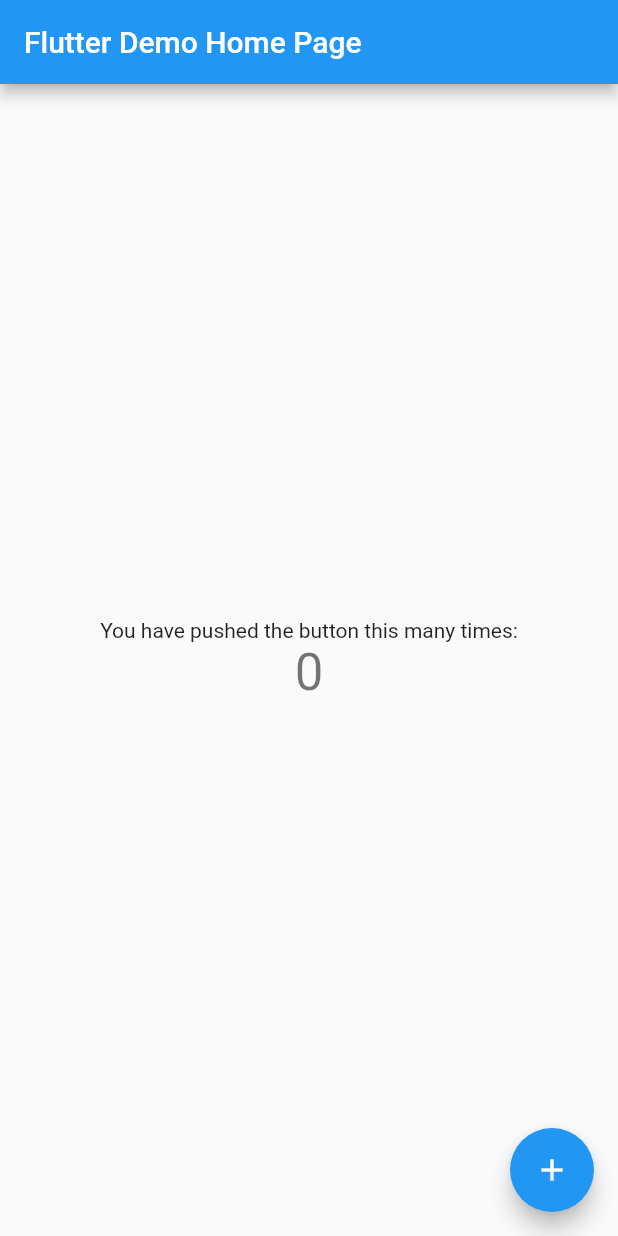
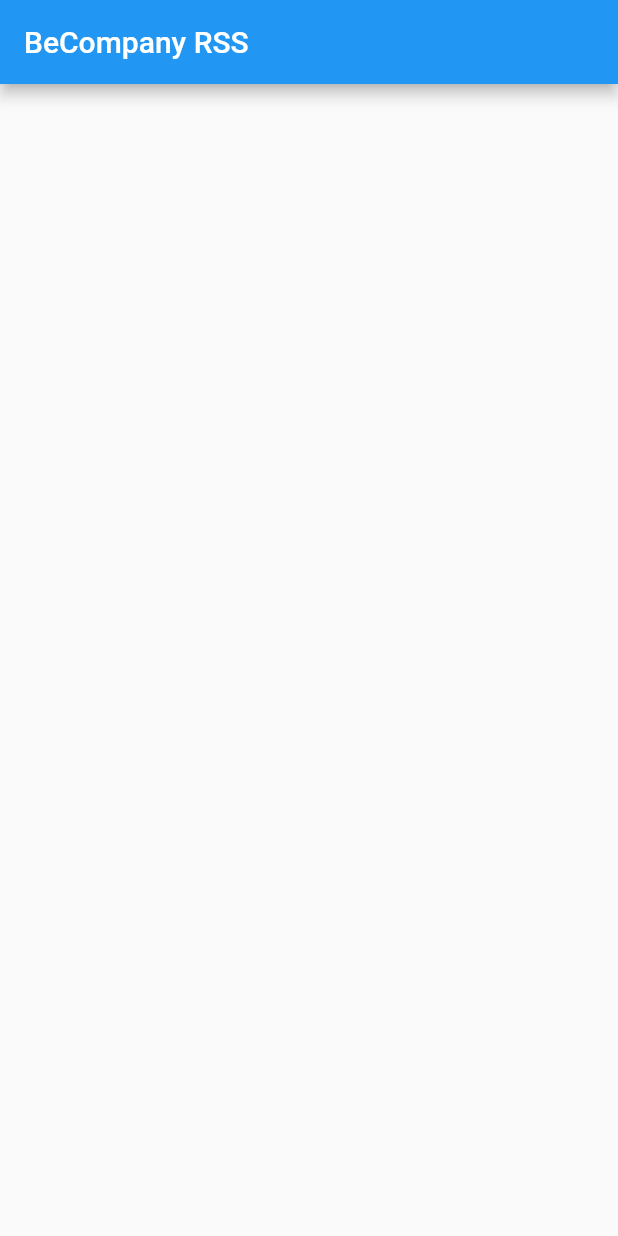
Before and after one commit to becompany/flutter-rss-tutorial, a Flutter app: the screen it shows after launch, on a phone screen of 412 x 824 dp. Run offline on Flutter 3.47's test engine with Material 2 defaults, Android fonts, the light colour scheme and no system bars.

Commit message:
Add home screen widget.

```diff
--- /dev/null
+++ b/lib/becompany_home_screen.dart
@@ -0,0 +1,13 @@
+import 'package:flutter/material.dart';
+
+class BecompanyHomeScreen extends StatelessWidget {
+  @override
+  Widget build(BuildContext context) {
+    return Scaffold(
+      appBar: AppBar(
+        title: Text('BeCompany RSS'),
+      ),
+      body: ListView(),
+    );
+  }
+}
--- a/lib/main.dart
+++ b/lib/main.dart
@@ -1,4 +1,6 @@
 import 'package:flutter/material.dart';
+
+import 'becompany_home_screen.dart';
 
 void main() => runApp(MyApp());
 
@@ -20,92 +22,7 @@
         // is not restarted.
         primarySwatch: Colors.blue,
       ),
-      home: MyHomePage(title: 'Flutter Demo Home Page'),
+      home: BecompanyHomeScreen(),
     );
   }
 }
-
-class MyHomePage extends StatefulWidget {
-  MyHomePage({Key key, this.title}) : super(key: key);
-
-  // This widget is the home page of your application. It is stateful, meaning
-  // that it has a State object (defined below) that contains fields that affect
-  // how it looks.
-
-  // This class is the configuration for the state. It holds the values (in this
-  // case the title) provided by the parent (in this case the App widget) and
-  // used by the build method of the State. Fields in a Widget subclass are
-  // always marked "final".
-
-  final String title;
-
-  @override
-  _MyHomePageState createState() => _MyHomePageState();
-}
-
-class _MyHomePageState extends State<MyHomePage> {
-  int _counter = 0;
-
-  void _incrementCounter() {
-    setState(() {
-      // This call to setState tells the Flutter framework that something has
-      // changed in this State, which causes it to rerun the build method below
-      // so that the display can reflect the updated values. If we changed
-      // _counter without calling setState(), then the build method would not be
-      // called again, and so nothing would appear to happen.
-      _counter++;
-    });
-  }
-
-  @override
-  Widget build(BuildContext context) {
-    // This method is rerun every time setState is called, for instance as done
-    // by the _incrementCounter method above.
-    //
-    // The Flutter framework has been optimized to make rerunning build methods
-    // fast, so that you can just rebuild anything that needs updating rather
-    // than having to individually change instances of widgets.
-    return Scaffold(
-      appBar: AppBar(
-        // Here we take the value from the MyHomePage object that was created by
-        // the App.build method, and use it to set our appbar title.
-        title: Text(widget.title),
-      ),
-      body: Center(
-        // Center is a layout widget. It takes a single child and positions it
-        // in the middle of the parent.
-        child: Column(
-          // Column is also layout widget. It takes a list of children and
-          // arranges them vertically. By default, it sizes itself to fit its
-          // children horizontally, and tries to be as tall as its parent.
-          //
-          // Invoke "debug painting" (press "p" in the console, choose the
-          // "Toggle Debug Paint" action from the Flutter Inspector in Android
-          // Studio, or the "Toggle Debug Paint" command in Visual Studio Code)
-          // to see the wireframe for each widget.
-          //
-          // Column has various properties to control how it sizes itself and
-          // how it positions its children. Here we use mainAxisAlignment to
-          // center the children vertically; the main axis here is the vertical
-          // axis because Columns are vertical (the cross axis would be
-          // horizontal).
-          mainAxisAlignment: MainAxisAlignment.center,
-          children: <Widget>[
-            Text(
-              'You have pushed the button this many times:',
-            ),
-            Text(
-              '$_counter',
-              style: Theme.of(context).textTheme.display1,
-            ),
-          ],
-        ),
-      ),
-      floatingActionButton: FloatingActionButton(
-        onPressed: _incrementCounter,
-        tooltip: 'Increment',
-        child: Icon(Icons.add),
-      ), // This trailing comma makes auto-formatting nicer for build methods.
-    );
-  }
-}
```
